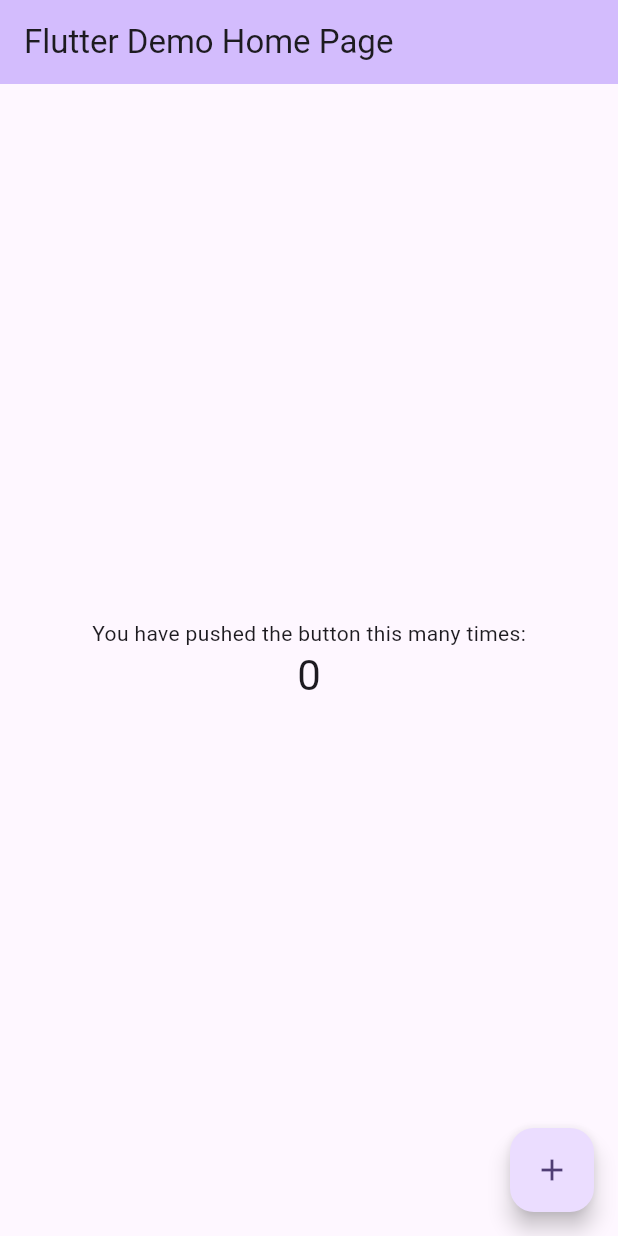
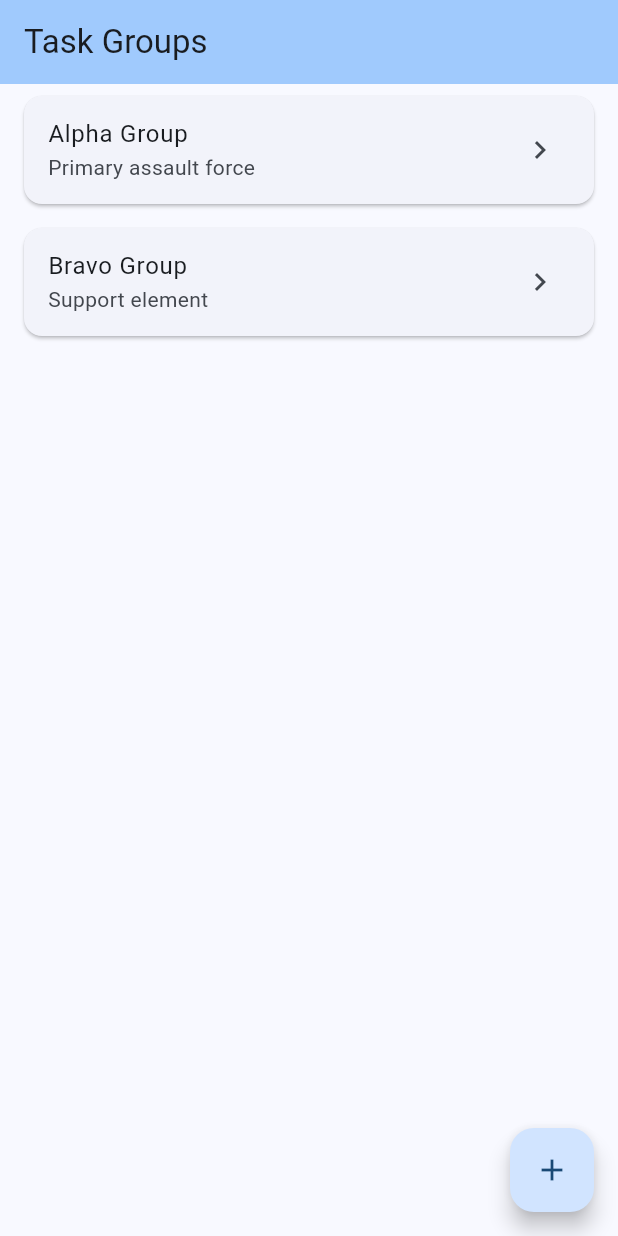
Before and after one commit to PeterRobbinsWillowTree/littoraltracker, a Flutter app: the screen it shows after launch, on a phone screen of 412 x 824 dp. Run offline on Flutter 3.47's test engine with Material 3 defaults, Android fonts, the phone set to English and light mode, and no system bars.

Commit message:
Add task group and unit management features

```diff
--- a/lib/main.dart
+++ b/lib/main.dart
@@ -1,4 +1,5 @@
 import 'package:flutter/material.dart';
+import 'screens/task_group_list_screen.dart';
 
 void main() {
   runApp(const MyApp());
@@ -11,7 +12,7 @@ class MyApp extends StatelessWidget {
   @override
   Widget build(BuildContext context) {
     return MaterialApp(
-      title: 'Flutter Demo',
+      title: 'Littoral Tracker',
       theme: ThemeData(
         // This is the theme of your application.
         //
@@ -28,9 +29,10 @@ class MyApp extends StatelessWidget {
         //
         // This works for code too, not just values: Most code changes can be
         // tested with just a hot reload.
-        colorScheme: ColorScheme.fromSeed(seedColor: Colors.deepPurple),
+        colorScheme: ColorScheme.fromSeed(seedColor: Colors.blue),
+        useMaterial3: true,
       ),
-      home: const MyHomePage(title: 'Flutter Demo Home Page'),
+      home: const TaskGroupListScreen(),
     );
   }
 }
--- /dev/null
+++ b/lib/models/task_group.dart
@@ -0,0 +1,13 @@
+class TaskGroup {
+  final String id;
+  final String name;
+  final String description;
+  final DateTime createdAt;
+
+  TaskGroup({
+    required this.id,
+    required this.name,
+    required this.description,
+    required this.createdAt,
+  });
+}
--- /dev/null
+++ b/lib/screens/task_group_list_screen.dart
@@ -0,0 +1,69 @@
+import 'package:flutter/material.dart';
+import '../models/task_group.dart';
+import '../screens/task_group_detail_screen.dart';
+
+class TaskGroupListScreen extends StatefulWidget {
+  const TaskGroupListScreen({super.key});
+
+  @override
+  State<TaskGroupListScreen> createState() => _TaskGroupListScreenState();
+}
+
+class _TaskGroupListScreenState extends State<TaskGroupListScreen> {
+  // Temporary mock data
+  final List<TaskGroup> taskGroups = [
+    TaskGroup(
+      id: '1',
+      name: 'Alpha Group',
+      description: 'Primary assault force',
+      createdAt: DateTime.now(),
+    ),
+    TaskGroup(
+      id: '2',
+      name: 'Bravo Group',
+      description: 'Support element',
+      createdAt: DateTime.now(),
+    ),
+  ];
+
+  @override
+  Widget build(BuildContext context) {
+    return Scaffold(
+      appBar: AppBar(
+        title: const Text('Task Groups'),
+        backgroundColor: Theme.of(context).colorScheme.inversePrimary,
+      ),
+      body: ListView.builder(
+        itemCount: taskGroups.length,
+        itemBuilder: (context, index) {
+          final taskGroup = taskGroups[index];
+          return Card(
+            margin: const EdgeInsets.symmetric(horizontal: 16, vertical: 8),
+            child: ListTile(
+              title: Text(taskGroup.name),
+              subtitle: Text(taskGroup.description),
+              trailing: const Icon(Icons.chevron_right),
+              onTap: () {
+                Navigator.push(
+                  context,
+                  MaterialPageRoute(
+                    builder: (context) => TaskGroupDetailScreen(taskGroup: taskGroup),
+                  ),
+                );
+              },
+            ),
+          );
+        },
+      ),
+      floatingActionButton: FloatingActionButton(
+        onPressed: () {
+          // TODO: Implement add new task group
+          ScaffoldMessenger.of(context).showSnackBar(
+            const SnackBar(content: Text('Add new task group')),
+          );
+        },
+        child: const Icon(Icons.add),
+      ),
+    );
+  }
+}
```
Also changed, not shown: lib/models/unit.dart (added, +21 -0 lines), lib/screens/task_group_detail_screen.dart (added, +145 -0 lines).
